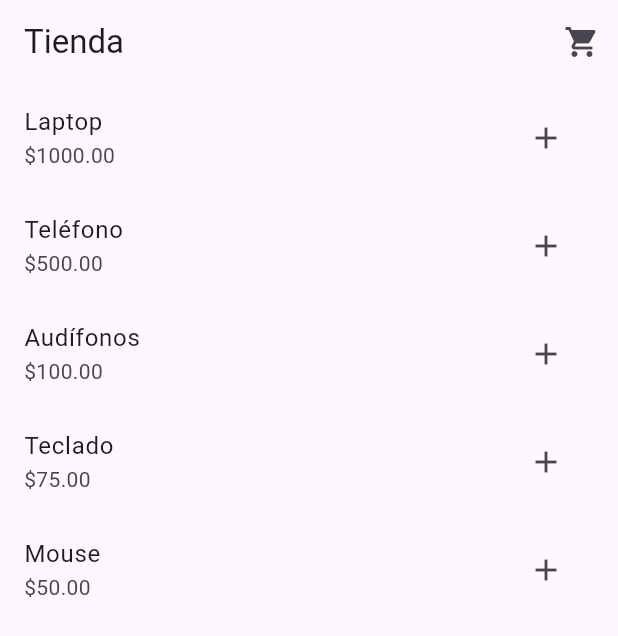
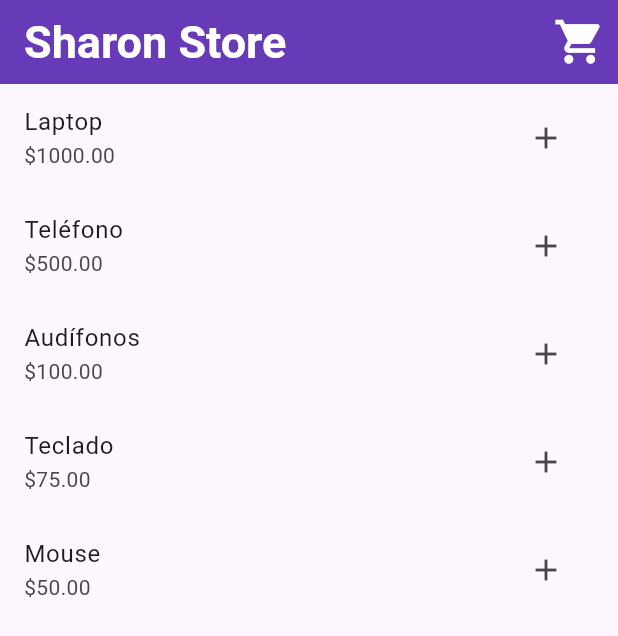
Before and after one commit to SharonBarrial/CC238_Stateless_and_Stateful, a Flutter app: the screen it shows after launch, on a phone screen of 412 x 824 dp. Shown: the top 636 px of the screen. Run offline on Flutter 3.47's test engine with Material 3 defaults, Android fonts, the phone set to English and light mode, and no system bars.

Commit message:
feat; add style in the components (main)

```diff
--- a/lib/main.dart
+++ b/lib/main.dart
@@ -8,13 +8,14 @@ class MyApp extends StatelessWidget {
   const MyApp({super.key});
   @override
   Widget build(BuildContext context) {
-    return MaterialApp(
-      title: 'Carrito de Compras',
-      theme: ThemeData(
-        primarySwatch: Colors.blue,
-      ),
-      home: ProductListScreen(),
-    );
+    return CartModel( // CartModel is the InheritedWidget
+        child: MaterialApp(
+          title: 'Carrito de Compras',
+          theme: ThemeData(
+            primarySwatch: Colors.purple,
+          ),
+          home: ProductListScreen(),
+        ));
   }
 }
 
@@ -42,10 +43,20 @@ class ProductListScreen extends StatelessWidget {
   Widget build(BuildContext context) {
     return Scaffold(
       appBar: AppBar(
-        title: const Text('Tienda'),
+        title: const Text('Sharon Store'),
+        backgroundColor: Colors.deepPurple,
+        titleTextStyle: const TextStyle(
+          color: Colors.white,
+          textBaseline: TextBaseline.ideographic,
+          fontSize: 30,
+          fontWeight: FontWeight.bold,
+        ),
+
         actions: [
           IconButton(
             icon: const Icon(Icons.shopping_cart),
+            iconSize: 35,
+            color: Colors.white,
             onPressed: () {
               // Navegar a la pantalla del carrito
               Navigator.push(
```
